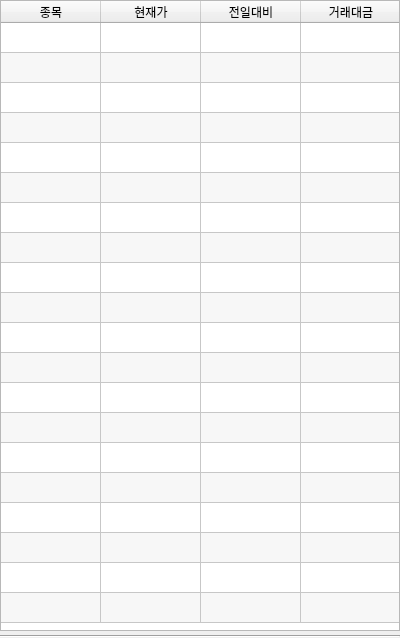
This is ch10/resource/tickerlist.ui in hdchong1/book-cryptocurrency as Qt 5 draws it before an edit. The edited form follows.
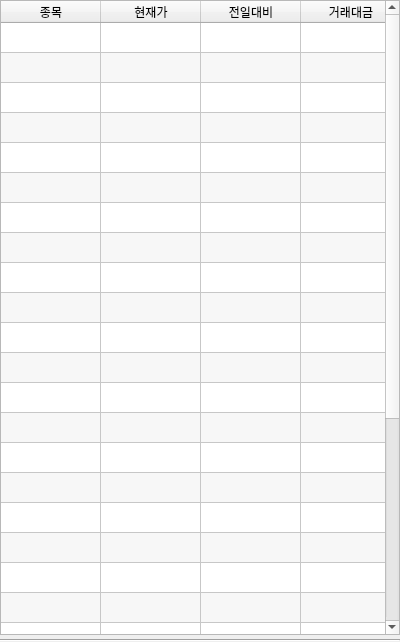
This is the edited form.

Commit message: add scroll bar and enable data sort

Patch:
```diff
--- a/ch10/resource/tickerlist.ui
+++ b/ch10/resource/tickerlist.ui
@@ -1,13 +1,16 @@
 <?xml version="1.0" encoding="UTF-8"?>
 <ui version="4.0">
- <class>Form</class>
- <widget class="QWidget" name="Form">
+ <class>TickerList</class>
+ <widget class="QWidget" name="TickerList">
+  <property name="enabled">
+   <bool>true</bool>
+  </property>
   <property name="geometry">
    <rect>
     <x>0</x>
     <y>0</y>
     <width>400</width>
-    <height>638</height>
+    <height>642</height>
    </rect>
   </property>
   <property name="minimumSize">
@@ -43,8 +46,20 @@
        <verstretch>0</verstretch>
       </sizepolicy>
      </property>
+     <property name="minimumSize">
+      <size>
+       <width>400</width>
+       <height>635</height>
+      </size>
+     </property>
+     <property name="maximumSize">
+      <size>
+       <width>400</width>
+       <height>635</height>
+      </size>
+     </property>
      <property name="verticalScrollBarPolicy">
-      <enum>Qt::ScrollBarAlwaysOff</enum>
+      <enum>Qt::ScrollBarAlwaysOn</enum>
      </property>
      <property name="horizontalScrollBarPolicy">
       <enum>Qt::ScrollBarAlwaysOff</enum>
@@ -70,8 +85,11 @@
      <property name="selectionMode">
       <enum>QAbstractItemView::ExtendedSelection</enum>
      </property>
+     <property name="sortingEnabled">
+      <bool>true</bool>
+     </property>
      <property name="rowCount">
-      <number>20</number>
+      <number>30</number>
      </property>
      <property name="columnCount">
       <number>4</number>
@@ -108,6 +126,16 @@
      <row/>
      <row/>
      <row/>
+     <row/>
+     <row/>
+     <row/>
+     <row/>
+     <row/>
+     <row/>
+     <row/>
+     <row/>
+     <row/>
+     <row/>
      <column>
       <property name="text">
        <string>종목</string>
```
Left out of the diff: 4 changed lines with no effect on the pictures. The commit also changes 1 other file.
